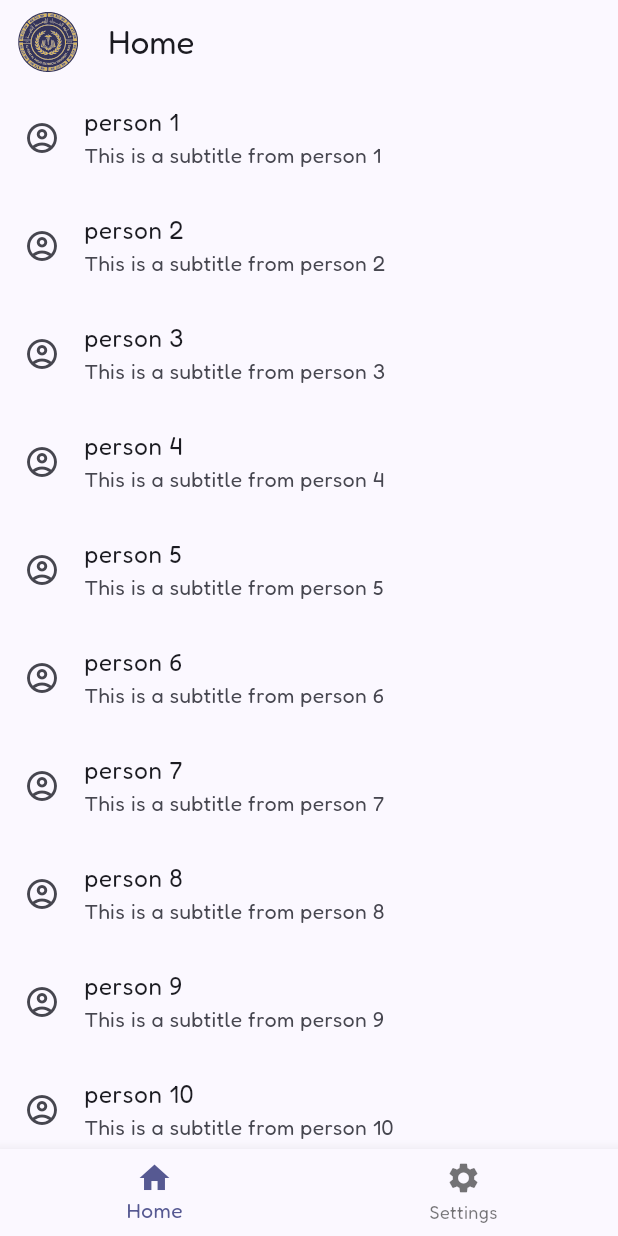
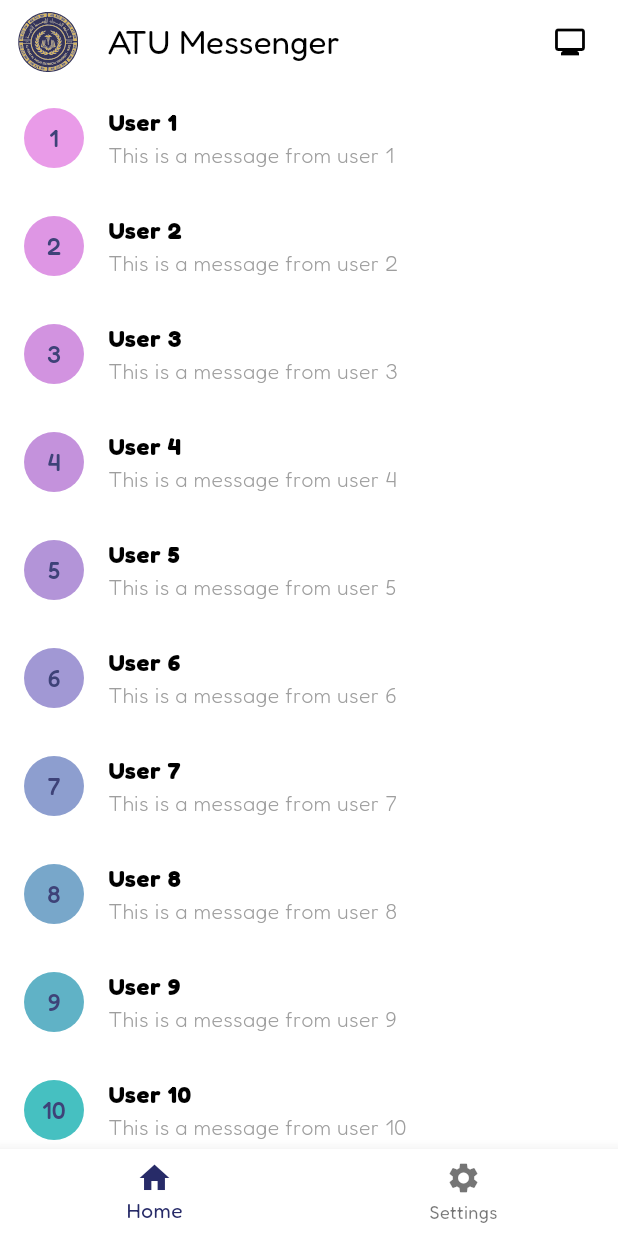
Before and after one commit to Ameer-Salem/atu_msg_project, a Flutter app: the screen it shows after launch, on a phone screen of 412 x 824 dp. Run offline on Flutter 3.47's test engine with Material 3 defaults, Android fonts, the phone set to English and light mode, and no system bars; our stand-ins replace adaptive_theme, flex_color_scheme, flutter_svg, google_fonts.

Commit message:
big upadate and lots of changes

```diff
--- /dev/null
+++ b/lib/config/flex_theme.dart
@@ -0,0 +1,121 @@
+import 'package:flex_color_scheme/flex_color_scheme.dart';
+import 'package:flutter/cupertino.dart';
+import 'package:flutter/material.dart';
+import 'package:google_fonts/google_fonts.dart';
+/// The [AppTheme] defines light and dark themes for the app.
+///
+/// Theme setup for FlexColorScheme package v8.
+/// Use same major flex_color_scheme package version. If you use a
+/// lower minor version, some properties may not be supported.
+/// In that case, remove them after copying this theme to your
+/// app or upgrade the package to version 8.2.0.
+///
+/// Use it in a [MaterialApp] like this:
+///
+/// MaterialApp(
+///   theme: AppTheme.light,
+///   darkTheme: AppTheme.dark,
+/// );
+abstract final class AppTheme {
+  // The FlexColorScheme defined light mode ThemeData.
+  static const double searchBarRadius = 24;
+
+  static TextTheme textTheme = GoogleFonts.fredokaTextTheme();
+  static ThemeData light = FlexThemeData.light(
+    textTheme: textTheme,
+    // User defined custom colors made with FlexSchemeColor() API.
+    colors: FlexSchemeColor(
+      primary: Color(0xFF272B68),
+      primaryContainer: Color(0xFF5055A5),
+      secondary: Color(0xFFF0C542),
+      secondaryContainer: Color(0xFFFFF0BD),
+      tertiary: Color(0xFF913964),
+      tertiaryContainer: Color(0xFFFFD9E8),
+      appBarColor: Color(0xFFFFF0BD),
+      error: Color(0xFFBA1A1A),
+      errorContainer: Color(0xFFFFDAD6),
+    ),
+    // Input color modifiers.
+    useMaterial3ErrorColors: true,
+    // Surface color adjustments.
+    surfaceMode: FlexSurfaceMode.level,
+    blendLevel: 20,
+    lightIsWhite: true,
+    // Component theme configurations for light mode.
+    subThemesData: FlexSubThemesData(
+
+      interactionEffects: true,
+      tintedDisabledControls: true,
+      scaffoldBackgroundSchemeColor: SchemeColor.onPrimary,
+      defaultRadius: 8.0,
+      inputDecoratorIsFilled: true,
+      inputDecoratorBorderType: FlexInputBorderType.underline,
+      alignedDropdown: true,
+      appBarBackgroundSchemeColor: SchemeColor.primary,
+      appBarForegroundSchemeColor: SchemeColor.onPrimary,
+      appBarIconSchemeColor: SchemeColor.onPrimary,
+      appBarActionsIconSchemeColor: SchemeColor.onPrimary,
+      appBarCenterTitle: false,
+      tabBarItemSchemeColor: SchemeColor.onPrimary,
+      tabBarUnselectedItemSchemeColor: SchemeColor.onPrimary,
+      tabBarIndicatorSchemeColor: SchemeColor.onPrimary,
+      tabBarDividerColor: Color(0x00000000),
+      searchBarElevation: 0.0,
+      searchBarRadius: searchBarRadius,
+      searchViewElevation: 0.0,
+      searchUseGlobalShape: true,
+      navigationRailUseIndicator: true,
+    ),
+    // Direct ThemeData properties.
+    visualDensity: FlexColorScheme.comfortablePlatformDensity,
+    cupertinoOverrideTheme: const CupertinoThemeData(applyThemeToAll: true),
+  );
+
+  static FlexSchemeColor darkFlexColorScheme = FlexSchemeColor(
+      primary: Color(0xFF9FA7FF),
+      primaryContainer: Color(0xFF3A3F85),
+      primaryLightRef: Color(0xFF272B68), // The color of light mode primary
+      secondary: Color(0xFFFFD95E),
+      secondaryContainer: Color(0xFF6D5B00),
+      secondaryLightRef: Color(0xFFF0C542), // The color of light mode secondary
+      tertiary: Color(0xFFFFA5C6),
+      tertiaryContainer: Color(0xFF5E1F3D),
+      tertiaryLightRef: Color(0xFF913964), // The color of light mode tertiary
+      appBarColor: Color(0xFFFFF0BD),
+      error: Color(0xFFFFB4AB),
+      errorContainer: Color(0xFF93000A),
+    );
+  // The FlexColorScheme defined dark mode ThemeData.
+  static ThemeData dark = FlexThemeData.dark(
+    textTheme: textTheme,
+    // User defined custom colors made with FlexSchemeColor() API.
+    colors: darkFlexColorScheme,
+    // Input color modifiers.
+    useMaterial3ErrorColors: true,
+    // Surface color adjustments.
+    surfaceMode: FlexSurfaceMode.level,
+    blendLevel: 20,
+    surfaceTint: const Color(0xFFCCB3B7),
+    // Component theme configurations for dark mode.
+    subThemesData:  FlexSubThemesData(
+      interactionEffects: true,
+      tintedDisabledControls: true,
+      blendOnColors: true,
+      defaultRadius: 8.0,
+      inputDecoratorIsFilled: true,
+      inputDecoratorBorderType: FlexInputBorderType.underline,
+      alignedDropdown: true,
+      appBarCenterTitle: false,
+      appBarBackgroundSchemeColor: SchemeColor.surfaceDim,
+      tabBarDividerColor: Color(0x00000000),
+      searchBarElevation: 0.0,
+      searchViewElevation: 0.0,
+      searchUseGlobalShape: true,
+      searchBarRadius: searchBarRadius,
+      navigationRailUseIndicator: true,
+    ),
+    // Direct ThemeData properties.
+    visualDensity: FlexColorScheme.comfortablePlatformDensity,
+    cupertinoOverrideTheme: const CupertinoThemeData(applyThemeToAll: true),
+  );
+}
--- a/lib/config/theme.dart
+++ b/lib/config/theme.dart
@@ -344,7 +344,7 @@ class MaterialTheme {
        bodyColor: colorScheme.onSurface,
        displayColor: colorScheme.onSurface,
      ),
-     scaffoldBackgroundColor: colorScheme.background,
+     scaffoldBackgroundColor: colorScheme.surface,
      canvasColor: colorScheme.surface,
   );
 
--- a/lib/controllers/home_controller.dart
+++ b/lib/controllers/home_controller.dart
@@ -1,3 +1,5 @@
+import 'package:adaptive_theme/adaptive_theme.dart';
+import 'package:atu_msg_project/models/user_model.dart';
 import 'package:atu_msg_project/utilities/assets_manager.dart';
 import 'package:atu_msg_project/layouts/mobile_layout.dart';
 import 'package:atu_msg_project/layouts/tablet_layout.dart';
@@ -19,7 +21,7 @@ class MainController extends ChangeNotifier {
   );
   SvgPicture get logo => _logo;
 
-  String title = "Home";
+  String title = "ATU Messenger";
 
   List<NavigationDestination> get destinations => [
     NavigationDestination(
@@ -34,16 +36,31 @@ class MainController extends ChangeNotifier {
     ),
   ];
 
+  List<UserModel> users = List.generate(15, (index){
+    return UserModel(name: "User ${index + 1}", message: 'This is a message from user ${index + 1}');
+  });
+
+  //getters methods
   double getScreenWidth(BuildContext context) =>
       MediaQuery.sizeOf(context).width;
   double getScreenHeight(BuildContext context) =>
       MediaQuery.sizeOf(context).height;
+  AdaptiveThemeMode getAdaptiveThemeMode(BuildContext context) =>
+      AdaptiveTheme.of(context).mode;
+
+
+  IconData getThemeIcon(BuildContext context) {
+    final isDark = getAdaptiveThemeMode(context);
+    if (isDark == AdaptiveThemeMode.dark) return Icons.dark_mode_rounded;
+    if (isDark == AdaptiveThemeMode.light) return Icons.light_mode_rounded;
+    return Icons.monitor_outlined;
+  }
 
   Widget setMobileLayout() {
     currentDevice = CurrentDevice.mobile;
     return MobileLayout();
   }
-
+  //setters methods
   Widget setTabletLayout() {
     currentDevice = CurrentDevice.tablet;
     return TabletLayout();
@@ -54,16 +71,18 @@ class MainController extends ChangeNotifier {
     return WebLayout();
   }
 
+  //changers methods
   void changePage(int index) {
-    switch (index) {
-      case 0:
-        title = "Home";
-        break;
-      case 1:
-        title = "Settings";
-        break;
-    }
     currentPageIndex = index;
     notifyListeners();
   }
+
+  void changeTitle(String title) {
+    this.title = title;
+    notifyListeners();
+  }
+  //other methods
+  void toggleTheme(BuildContext context) {
+    AdaptiveTheme.of(context).toggleThemeMode();
+  }
 }
--- a/lib/layouts/mobile_layout.dart
+++ b/lib/layouts/mobile_layout.dart
@@ -12,7 +12,16 @@ class MobileLayout extends StatelessWidget {
     final controller = Provider.of<MainController>(context);
 
     return Scaffold(
+
       appBar: AppBar(
+        actionsPadding: EdgeInsets.all(8),
+        actions: [
+          IconButton(
+            onPressed: () {
+              controller.toggleTheme(context);
+            },
+            icon: Icon(controller.getThemeIcon(context)),
+        )],
         leading: Padding(
           padding: const EdgeInsets.only(left: 8.0, top: 8, bottom: 8),
           child: controller.logo,
@@ -26,7 +35,7 @@ class MobileLayout extends StatelessWidget {
               case 1:
                 return const Options();
               default:
-                return const ChatsList();
+                return  ChatsList();
             }
           }),
       bottomNavigationBar: BottomNavigationBar(
--- a/lib/main.dart
+++ b/lib/main.dart
@@ -1,7 +1,6 @@
 import 'package:adaptive_theme/adaptive_theme.dart';
+import 'package:atu_msg_project/config/flex_theme.dart';
 import 'package:atu_msg_project/controllers/home_controller.dart';
-import 'package:atu_msg_project/config/theme.dart';
-import 'package:atu_msg_project/config/util.dart';
 import 'package:flutter/material.dart';
 import 'package:provider/provider.dart';
 
@@ -14,11 +13,12 @@ class MyApp extends StatelessWidget {
 
   @override
   Widget build(BuildContext context) {
-    TextTheme textTheme = createTextTheme(context, 'Fredoka', "Fredoka");
-
+    //TextTheme textTheme = createTextTheme(context, 'Fredoka', "Fredoka");
+    ThemeData theme = AppTheme.light;
+    ThemeData darkTheme = AppTheme.dark;
     return AdaptiveTheme(
-      dark: MaterialTheme(textTheme).dark(),
-      light: MaterialTheme(textTheme).light(),
+      dark: darkTheme,
+      light: theme,
       initial: AdaptiveThemeMode.system,
       builder: (theme, darkTheme) {
         return MaterialApp(
--- /dev/null
+++ b/lib/models/user_model.dart
@@ -0,0 +1,9 @@
+class UserModel {
+
+  final String name;
+  final String? message;
+
+  UserModel({required this.name, this.message,});
+
+
+}
--- a/lib/utilities/assets_manager.dart
+++ b/lib/utilities/assets_manager.dart
@@ -1,5 +1,4 @@
 class AssetsManager {
   static const String atuLogo = "assets/icons/atu_400x400.svg";
-
   // Add more assets as needed
 }
--- a/lib/widgets/chats_list_widget.dart
+++ b/lib/widgets/chats_list_widget.dart
@@ -8,17 +8,62 @@ class ChatsList extends StatelessWidget {
   @override
   Widget build(BuildContext context) {
     final controller = Provider.of<MainController>(context);
+    bool isWeb = controller.currentDevice == CurrentDevice.web;
     return Column(
       children: [
-        if (controller.currentDevice == CurrentDevice.web)
-          Padding(padding: const EdgeInsets.all(8.0), child: TextField()),
+        if (isWeb)
+          Padding(
+            padding: const EdgeInsets.only(
+              top: 18.0,
+              right: 4,
+              left: 0,
+              bottom: 8,
+            ),
+            child: Row(
+              spacing: 2,
+              children: [
+                Padding(
+                  padding: const EdgeInsets.only(left: 4),
+                  child: IconButton(
+                    onPressed: () {
+                      Scaffold.of(context).openDrawer();
+                    },
+                    icon: Icon(Icons.menu_rounded),
+                  ),
+                ),
+                Expanded(
+                  child: Padding(
+                    padding: const EdgeInsets.only(right: 4),
+                    child: SearchBar(hintText: 'Search'),
+                  ),
+                ),
+              ],
+            ),
+          ),
         Expanded(
           child: ListView.builder(
             itemCount: 15,
             itemBuilder: (context, index) => ListTile(
-              leading: Icon(Icons.account_circle_outlined),
-              title: Text("person ${index + 1}"),
-              subtitle: Text("This is a subtitle from person ${index + 1}"),
+              onTap: () {
+                controller.changeTitle(controller.users[index].name);
+              },
+              leading: CircleAvatar(
+                backgroundColor: Color(0xff112ff * (index + 55)),
+                child: Text("${index + 1}"),
+              ),
+              title: Text(
+                controller.users[index].name,
+                style: TextStyle(fontWeight: FontWeight.bold),
+              ),
+              subtitle: Text(
+                controller.users[index].message!,
+                maxLines: 1,
+                overflow: TextOverflow.ellipsis,
+                style: TextStyle(
+                  color: Colors.grey,
+                  fontWeight: FontWeight.w100,
+                ),
+              ),
             ),
           ),
         ),
--- a/pubspec.yaml
+++ b/pubspec.yaml
@@ -38,6 +38,7 @@ dependencies:
   google_fonts: ^6.2.1
   flutter_svg: ^2.2.0
   provider: ^6.1.5
+  flex_color_scheme: ^8.2.0
 
 dev_dependencies:
   flutter_test:
```
Also changed, not shown: lib/layouts/tablet_layout.dart (+3 -14 lines), lib/layouts/web_layout.dart (+12 -32 lines), lib/models/message_model.dart (added, +58 -0 lines), lib/temp.dart (added, +10 -0 lines), lib/widgets/drawer_widget.dart (added, +12 -0 lines), lib/widgets/messaging_widget.dart (+47 -1 lines), lib/widgets/navigationrail_widget.dart (added, +36 -0 lines), pubspec.lock.
